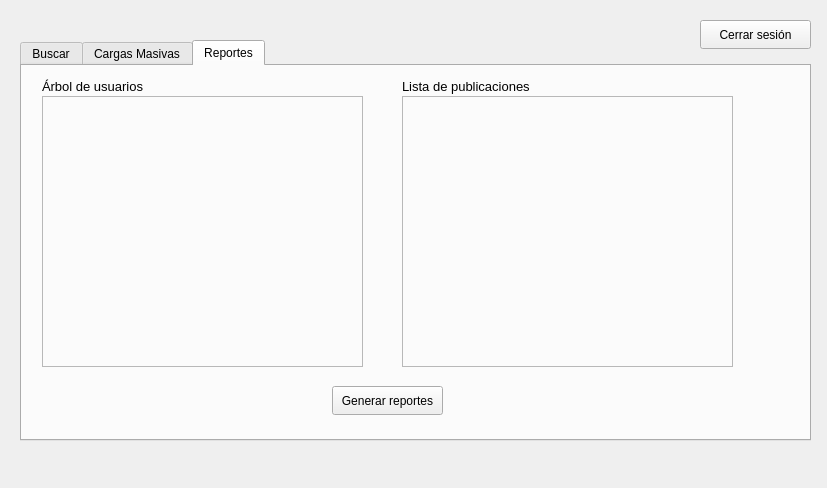
Before: the Qt Designer form Fase 2/Fase2EDD/moduloadministrador.ui in matiuuh/-EDD-Proyecto1_202203009, drawn with Qt 5.
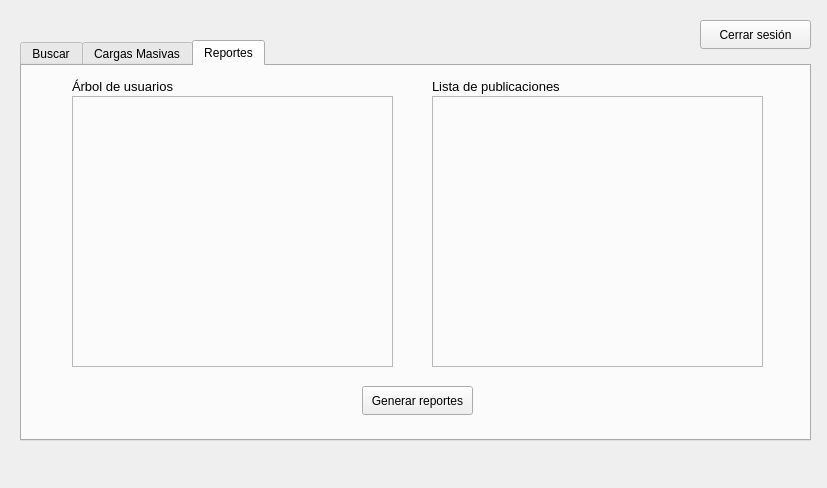
After: the same form once the commit is applied.

The edit to the form file:
```diff
--- a/Fase 2/Fase2EDD/moduloadministrador.ui
+++ b/Fase 2/Fase2EDD/moduloadministrador.ui
@@ -342,7 +342,7 @@
      <widget class="QFrame" name="frame">
       <property name="geometry">
        <rect>
-        <x>20</x>
+        <x>50</x>
         <y>30</y>
         <width>321</width>
         <height>271</height>
@@ -354,11 +354,24 @@
       <property name="frameShadow">
        <enum>QFrame::Shadow::Raised</enum>
       </property>
+      <widget class="QLabel" name="lbl_arbolUsuario">
+       <property name="geometry">
+        <rect>
+         <x>0</x>
+         <y>0</y>
+         <width>321</width>
+         <height>271</height>
+        </rect>
+       </property>
+       <property name="text">
+        <string/>
+       </property>
+      </widget>
      </widget>
      <widget class="QFrame" name="frame_2">
       <property name="geometry">
        <rect>
-        <x>380</x>
+        <x>410</x>
         <y>30</y>
         <width>331</width>
         <height>271</height>
@@ -374,7 +387,7 @@
      <widget class="QPushButton" name="pushButton_2">
       <property name="geometry">
        <rect>
-        <x>310</x>
+        <x>340</x>
         <y>320</y>
         <width>111</width>
         <height>29</height>
@@ -387,7 +400,7 @@
      <widget class="QLabel" name="label">
       <property name="geometry">
        <rect>
-        <x>20</x>
+        <x>50</x>
         <y>10</y>
         <width>111</width>
         <height>20</height>
@@ -405,7 +418,7 @@
      <widget class="QLabel" name="label_2">
       <property name="geometry">
        <rect>
-        <x>380</x>
+        <x>410</x>
         <y>10</y>
         <width>141</width>
         <height>20</height>
```
Left out of the diff: 2 changed lines with no effect on the pictures.
